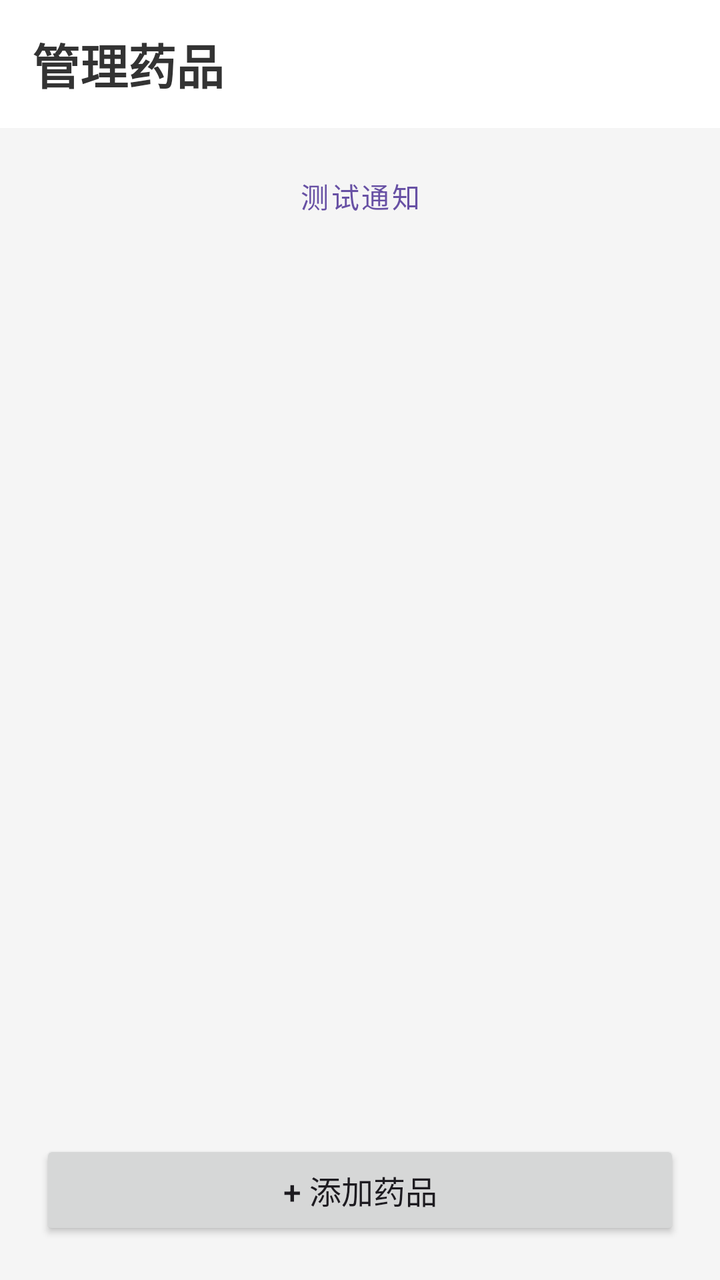
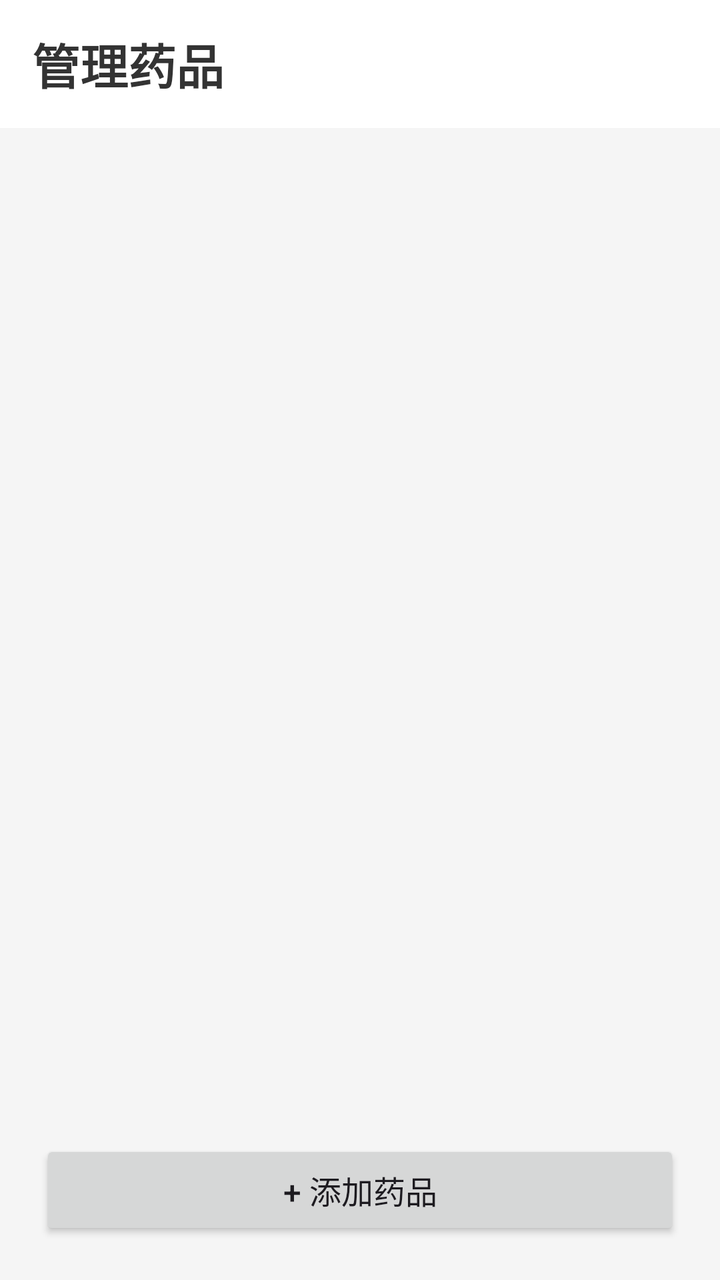

Before-and-after screenshots of an Android layout around one commit, followed by the original layout XML and the change that was made.
<!-- AndroidManifest.xml: application theme Theme.MedReminder -->
<!-- res/layout/activity_manage.xml -->
<?xml version="1.0" encoding="utf-8"?>
<LinearLayout xmlns:android="http://schemas.android.com/apk/res/android"
    xmlns:app="http://schemas.android.com/apk/res-auto"
    android:id="@+id/root"
    android:layout_width="match_parent"
    android:layout_height="match_parent"
    android:background="@color/bg_page"
    android:orientation="vertical">

    <androidx.appcompat.widget.Toolbar
        android:id="@+id/toolbar"
        android:layout_width="match_parent"
        android:layout_height="?attr/actionBarSize"
        android:background="@color/bg_card"
        app:title="管理药品"
        app:titleTextAppearance="@style/ToolbarTitleText"
        app:titleTextColor="@color/text_primary" />

    
    <Button
        android:id="@+id/btnTestNotification"
        style="@style/Widget.MaterialComponents.Button.OutlinedButton"
        android:layout_width="match_parent"
        android:layout_height="44dp"
        android:layout_marginHorizontal="20dp"
        android:layout_marginTop="12dp"
        android:contentDescription="测试通知是否能正常显示"
        android:text="测试通知"
        android:textSize="14sp"
        app:cornerRadius="10dp" />

    <ScrollView
        android:layout_width="match_parent"
        android:layout_height="0dp"
        android:layout_marginTop="12dp"
        android:layout_weight="1"
        android:fillViewport="true">

        <LinearLayout
            android:id="@+id/llDrugList"
            android:layout_width="match_parent"
            android:layout_height="wrap_content"
            android:orientation="vertical"
            android:paddingHorizontal="20dp" />
    </ScrollView>

    <Button
        android:id="@+id/btnAddNew"
        android:layout_width="match_parent"
        android:layout_height="50dp"
        android:layout_marginHorizontal="20dp"
        android:layout_marginBottom="20dp"
        android:contentDescription="添加新药品"
        android:text="+ 添加药品"
        android:textSize="16sp"
        app:cornerRadius="12dp" />

    <TextView
        android:id="@+id/tvEmptyManage"
        android:layout_width="match_parent"
        android:layout_height="wrap_content"
        android:gravity="center"
        android:padding="40dp"
        android:text="还没有药品\n点击下方添加"
        android:textColor="@color/text_hint"
        android:textSize="16sp"
        android:visibility="gone" />

</LinearLayout>
<!-- resources referenced by this layout -->
<resources>
  <color name="bg_card">#FFFFFF</color>
  <color name="bg_page">#F5F5F5</color>
  <color name="text_hint">#999999</color>
  <color name="text_primary">#333333</color>
  <style name="ToolbarTitleText" parent="TextAppearance.Widget.AppCompat.Toolbar.Title">
          <item name="android:textSize">24sp</item>
          <item name="android:textStyle">bold</item>
      </style>
  <style name="Theme.MedReminder" parent="Base.Theme.MedReminder" />
  <style name="Base.Theme.MedReminder" parent="Theme.Material3.DayNight.NoActionBar">
          
          
      </style>
</resources>

<!-- the commit's change to res/layout/activity_manage.xml (unified diff, before → after) -->
@@ -15,19 +15,6 @@
         app:title="管理药品"
         app:titleTextAppearance="@style/ToolbarTitleText"
         app:titleTextColor="@color/text_primary" />
-
-    
-    <Button
-        android:id="@+id/btnTestNotification"
-        style="@style/Widget.MaterialComponents.Button.OutlinedButton"
-        android:layout_width="match_parent"
-        android:layout_height="44dp"
-        android:layout_marginHorizontal="20dp"
-        android:layout_marginTop="12dp"
-        android:contentDescription="测试通知是否能正常显示"
-        android:text="测试通知"
-        android:textSize="14sp"
-        app:cornerRadius="10dp" />
 
     <ScrollView
         android:layout_width="match_parent"
